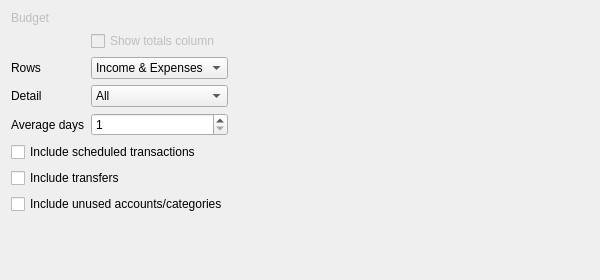
The window that kmymoney/widgets/reporttabrowcolpivot.ui (KDE/kmymoney) describes before a commit, drawn with Qt 5.
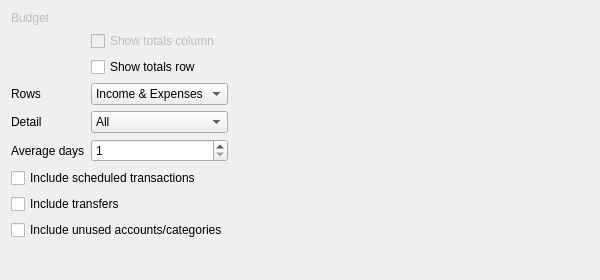
The same window after the commit. Custom widgets are drawn as their Qt base class.

Commit message:
New checkbox to hide totals in reports
Useful for price charts where total row is just clutter.

Patch:
```diff
--- a/kmymoney/widgets/reporttabrowcolpivot.ui
+++ b/kmymoney/widgets/reporttabrowcolpivot.ui
@@ -24,7 +24,7 @@
     <layout class="QHBoxLayout">
      <item>
       <layout class="QGridLayout">
-       <item row="3" column="0">
+       <item row="4" column="0">
         <widget class="QLabel" name="textLabel6">
          <property name="text">
           <string>Detail</string>
@@ -34,7 +34,7 @@
          </property>
         </widget>
        </item>
-       <item row="2" column="1">
+       <item row="3" column="1">
         <widget class="KComboBox" name="m_comboRows">
          <property name="toolTip">
           <string>&lt;p&gt;Choose what kind of accounts to display as the rows of this report.&lt;/p&gt;</string>
@@ -51,7 +51,7 @@
          </item>
         </widget>
        </item>
-       <item row="2" column="0">
+       <item row="3" column="0">
         <widget class="QLabel" name="textLabel5">
          <property name="text">
           <string>Rows</string>
@@ -71,7 +71,7 @@
          </property>
         </widget>
        </item>
-       <item row="4" column="0">
+       <item row="5" column="0">
         <widget class="QLabel" name="textLabel10">
          <property name="text">
           <string>Average days</string>
@@ -81,7 +81,7 @@
          </property>
         </widget>
        </item>
-       <item row="4" column="1">
+       <item row="5" column="1">
         <widget class="QSpinBox" name="m_movingAverageDays">
          <property name="minimum">
           <number>1</number>
@@ -91,7 +91,7 @@
          </property>
         </widget>
        </item>
-       <item row="3" column="1">
+       <item row="4" column="1">
         <widget class="KComboBox" name="m_comboDetail">
          <property name="toolTip">
           <string>&lt;p&gt;Choose what kind of accounts to display as the rows of this report.&lt;/p&gt;</string>
@@ -158,6 +158,13 @@
          </layout>
         </widget>
        </item>
+       <item row="2" column="1">
+        <widget class="QCheckBox" name="m_checkTotalRow">
+         <property name="text">
+          <string>Show totals row</string>
+         </property>
+        </widget>
+       </item>
       </layout>
      </item>
      <item>
```
The commit also changes 7 other files.
